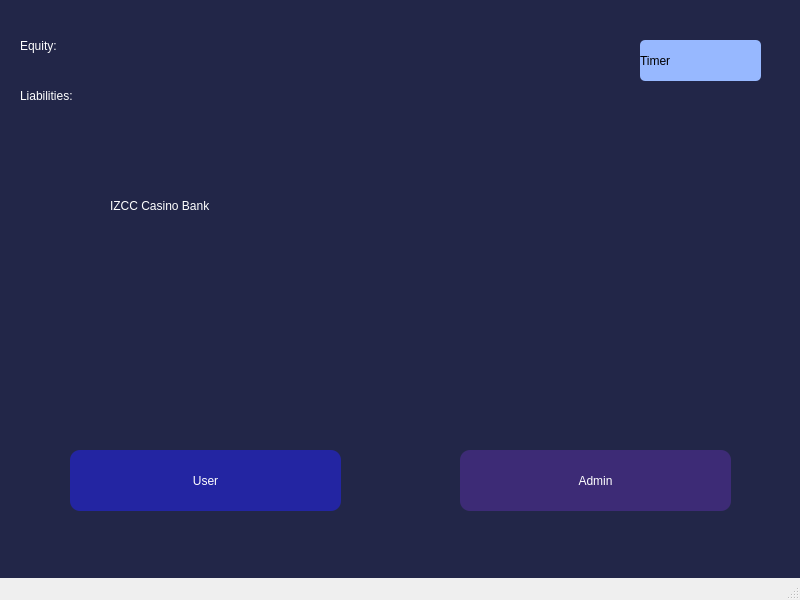
Old version of the form mainwindow.ui in the repository stingray-0/bank.
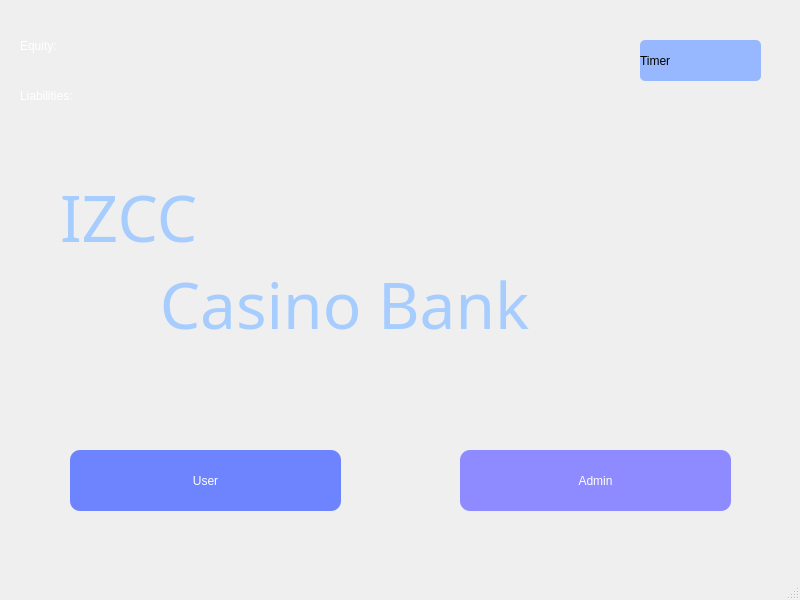
New version of the form. The open tabs and pages were chosen to show the change. Icons and pictures are not drawn.

Commit message: Added background image, and beautified the gui overall

```diff
--- a/mainwindow.ui
+++ b/mainwindow.ui
@@ -20,7 +20,7 @@
    <property name="styleSheet">
     <string notr="true">QWidget
 {
-	background-color: rgb(34, 38, 72)
+	background-image: url(C:/coding/c++/Qt/Qtbank/blackhole.png);
 }</string>
    </property>
    <widget class="QStackedWidget" name="stackedWidget">
@@ -50,14 +50,14 @@
 {
 	border: none;
 	color:rgb(255, 255, 255);
-	background-color: rgb(61, 43, 118);
+	background-color: rgb(142, 138, 255);
 	font: 36pt &quot;Sans Serif Collection&quot;;
 	border-radius: 10px;
 }
 
 QPushButton::Hover
 {
-	background-color:rgb(77, 55, 150);
+	background-color:rgb(83, 83, 255);
 }</string>
       </property>
       <property name="text">
@@ -78,14 +78,14 @@
 {
 	border: none;
 	color: rgb(255, 255, 255);
-	background-color: rgb(35, 37, 162);
+	background-color: rgb(110, 132, 255);
 	font: 36pt &quot;Sans Serif Collection&quot;;
 	border-radius: 10px;
 }
 
 QPushButton::Hover
 {
-	background-color: rgb(46, 48, 211);
+	background-color: rgb(56, 109, 255);
 }</string>
       </property>
       <property name="text">
@@ -95,21 +95,34 @@
      <widget class="QLabel" name="title">
       <property name="geometry">
        <rect>
-        <x>110</x>
-        <y>130</y>
-        <width>621</width>
-        <height>131</height>
+        <x>60</x>
+        <y>160</y>
+        <width>741</width>
+        <height>181</height>
        </rect>
       </property>
+      <property name="font">
+       <font>
+        <family>Ravie</family>
+        <pointsize>48</pointsize>
+        <italic>false</italic>
+        <bold>false</bold>
+        <underline>false</underline>
+        <strikeout>false</strikeout>
+        <kerning>true</kerning>
+       </font>
+      </property>
       <property name="styleSheet">
-       <string notr="true">QLabel
-{
-	color: rgb(255, 255, 255);
-	font: 600 48pt &quot;Cascadia Code&quot;;
-}</string>
+       <string notr="true">    QLabel {
+		font: 48pt &quot;Ravie&quot;;
+        color: rgb(167, 205, 255);
+		background: transparent;
+
+    }</string>
       </property>
       <property name="text">
-       <string>IZCC Casino Bank</string>
+       <string>IZCC 
+      Casino Bank</string>
       </property>
      </widget>
      <widget class="QLabel" name="insolvency_risk">
@@ -129,7 +142,7 @@
 }</string>
       </property>
       <property name="text">
-       <string>Equity: </string>
+       <string>Equity:</string>
       </property>
      </widget>
      <widget class="QLabel" name="liabilities">
```
Left out of the diff: 37 changed lines with no effect on the pictures. The commit also changes 7 other files.
